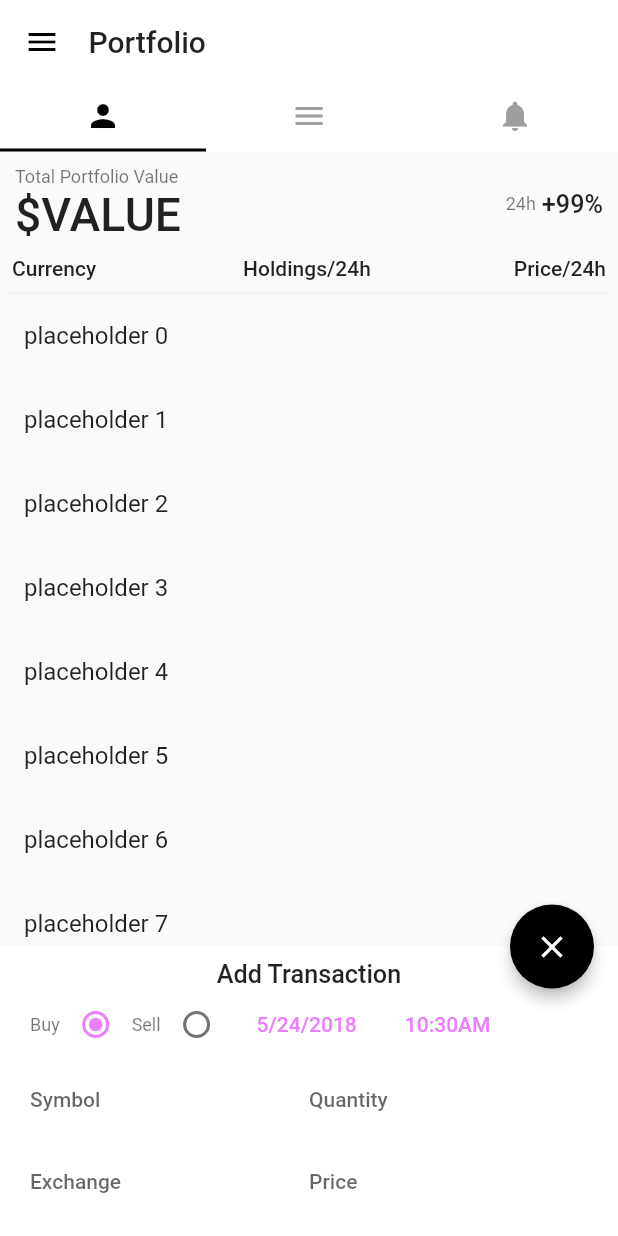
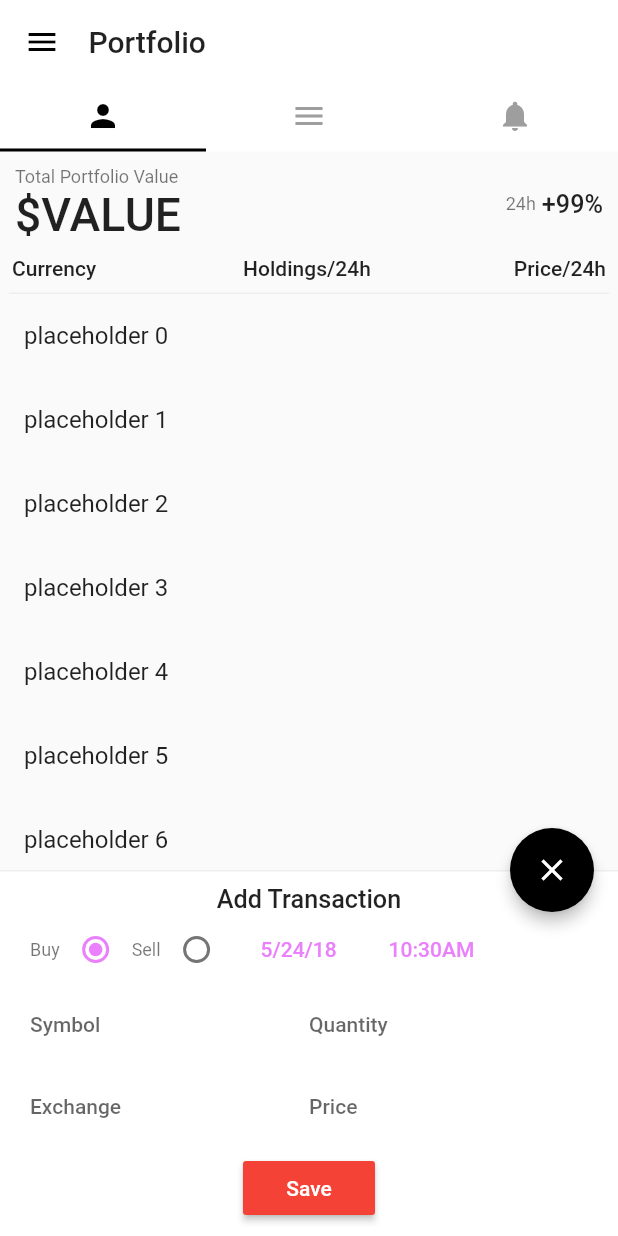
Before and after one commit to huzgrx/trace-flutter, a Flutter app: the screen it shows after launch, after a tap on the "add" icon, on a phone screen of 412 x 824 dp. Run offline on Flutter 3.47's test engine with Material 2 defaults, Android fonts, the phone set to English and light mode, and no system bars; our stand-ins replace shared_preferences; missing offline and left inert: flutter_sparkline; network calls fail.

Commit message:
transaction input handling

```diff
--- a/lib/market/coin_aggregate_stats.dart
+++ b/lib/market/coin_aggregate_stats.dart
@@ -98,7 +98,6 @@ class AggregateStats extends StatefulWidget {
 //      historyType: historyType,
 //      historyTotal: historyTotal,
       toSym: toSym,
-      showSparkline: showSparkline,
   );
 }
 
@@ -111,11 +110,9 @@ class AggregateStatsState extends State<AggregateStats> {
 //    this.historyType,
 //    this.historyTotal,
     this.toSym,
-    this.showSparkline,
   });
 
   Map snapshot;
-  bool showSparkline;
 
 //  int currentOHLCVWidthSetting;
 //
--- a/lib/portfolio_page.dart
+++ b/lib/portfolio_page.dart
@@ -2,6 +2,7 @@ import 'package:flutter/material.dart';
 import 'dart:io';
 import 'dart:async';
 import 'dart:convert';
+import 'package:http/http.dart' as http;
 import 'package:path_provider/path_provider.dart';
 
 class PortfolioFAB extends StatefulWidget {
@@ -58,9 +59,29 @@ class TransactionSheet extends StatefulWidget {
 }
 
 class TransactionSheetState extends State<TransactionSheet> {
+  TextEditingController _symbolController = new TextEditingController();
+  TextEditingController _priceController = new TextEditingController();
+  TextEditingController _quantityController = new TextEditingController();
+  TextEditingController _exchangeController = new TextEditingController();
+
   int radioValue = 0;
   DateTime pickedDate = new DateTime.now();
   TimeOfDay pickedTime = new TimeOfDay.now();
+  int epochDate;
+
+  List marketListData;
+  List symbolList;
+  Color symbolTextColor = Colors.red;
+  String symbol;
+
+  Color quantityTextColor = Colors.red;
+  num quantity;
+
+  Color priceTextColor = Colors.red;
+  num price;
+
+  List exchangesList;
+  String exchange = "CCCAGG";
 
   _handleRadioValueChange(int value) {
     setState(() {
@@ -79,6 +100,7 @@ class TransactionSheetState extends State<TransactionSheet> {
       setState(() {
         pickedDate = pick;
       });
+      _makeEpoch();
     }
   }
 
@@ -91,22 +113,132 @@ class TransactionSheetState extends State<TransactionSheet> {
       setState(() {
         pickedTime = pick;
       });
+      _makeEpoch();
     }
   }
 
+  _makeEpoch() {
+    epochDate = new DateTime(
+        pickedDate.year,
+        pickedDate.month,
+        pickedDate.day,
+        pickedTime.hour,
+        pickedTime.minute
+    ).millisecondsSinceEpoch;
+
+    print(epochDate.toString());
+
+  }
+
+  _checkValidSymbol(String inputSymbol) async {
+    if (marketListData == null) {
+      await _getMarketData();
+    }
+    if (symbolList == null) {
+      symbolList = [];
+      marketListData.forEach((value) => symbolList.add(value["symbol"]));
+    }
+
+    if (symbolList.contains(inputSymbol.toUpperCase())) {
+      symbol = inputSymbol.toUpperCase();
+      _getExchangeList();
+      setState(() {
+        symbolTextColor = Colors.green;
+      });
+    } else {
+      symbol = null;
+      exchangesList = null;
+      setState(() {
+        symbolTextColor = Colors.red;
+      });
+    }
+  }
+
+  _checkValidQuantity(String quantityString) {
+    try {
+      quantity = num.parse(quantityString);
+      setState(() {
+        quantityTextColor = Colors.green;
+      });
+    } catch (e) {
+      quantity = null;
+      setState(() {
+        quantityTextColor = Colors.red;
+      });
+    }
+  }
+
+  _checkValidPrice(String priceString) {
+    try {
+      price = num.parse(priceString);
+      setState(() {
+        priceTextColor = Colors.green;
+      });
+    } catch (e) {
+      price = null;
+      setState(() {
+        priceTextColor = Colors.red;
+      });
+    }
+  }
+
+  _handleSave() {
+
+  }
+
+  Future<Null> _getMarketData() async {
+    var response = await http.get(
+        Uri.encodeFull("https://api.coinmarketcap.com/v2/ticker"),
+        headers: {"Accept": "application/json"}
+    );
+
+    Map rawMarketListData = new JsonDecoder().convert(response.body)["data"];
+
+    marketListData = [];
+    rawMarketListData.forEach((key, value) => marketListData.add(value));
+
+    print(marketListData);
+  }
+
+  Future<Null> _getExchangeList() async {
+    var response = await http.get(
+        Uri.encodeFull("https://min-api.cryptocompare.com/data/top/exchanges?fsym="+symbol+"&tsym=USD&limit=100"),
+        headers: {"Accept": "application/json"}
+    );
+
+    List exchangeData = new JsonDecoder().convert(response.body)["Data"];
+
+    exchangesList = [];
+    exchangeData.forEach((value) => exchangesList.add(value["exchange"]));
+
+    print(exchangesList);
+  }
+
+  @override
+  void initState() {
+    super.initState();
+    _getMarketData();
+    _makeEpoch();
+  }
 
   @override
   Widget build(BuildContext context) {
     ThemeData overrideTheme = new ThemeData(
+      brightness: Theme.of(context).brightness,
       primaryColor: Theme.of(context).buttonColor,
       accentColor: Theme.of(context).accentColor,
       hintColor: Theme.of(context).hintColor,
-      unselectedWidgetColor: Theme.of(context).unselectedWidgetColor
+      unselectedWidgetColor: Theme.of(context).unselectedWidgetColor,
+      canvasColor: Theme.of(context).canvasColor,
+      cardColor: Theme.of(context).cardColor,
     );
 
     return new Container(
+        decoration: new BoxDecoration(
+          border: new Border(top: new BorderSide(color: Theme.of(context).dividerColor)),
+          color: Theme.of(context).primaryColor,
+        ),
         padding: const EdgeInsets.only(top: 8.0, bottom: 8.0, right: 20.0, left: 20.0),
-        color: Theme.of(context).primaryColor,
         child: new Theme(
             data: overrideTheme,
             child: new Column(
@@ -130,7 +262,7 @@ class TransactionSheetState extends State<TransactionSheet> {
                           onPressed: () => _selectDate(),
                           child: new Text(pickedDate.month.toString()
                               + "/" + pickedDate.day.toString()
-                              + "/" + pickedDate.year.toString()
+                              + "/" + pickedDate.year.toString().substring(2)
                           ),
                           textColor: Theme.of(context).accentColor,
                         ),
@@ -153,7 +285,9 @@ class TransactionSheetState extends State<TransactionSheet> {
                   children: <Widget>[
                     new Flexible(
                       child: new TextField(
-                        style: Theme.of(context).textTheme.body2.apply(color: Theme.of(context).accentColor),
+                        controller: _symbolController,
+                        onChanged: _checkValidSymbol,
+                        style: Theme.of(context).textTheme.body2.apply(color: symbolTextColor),
                         decoration: new InputDecoration(
                           labelText: "Symbol",
                           border: InputBorder.none,
@@ -163,7 +297,9 @@ class TransactionSheetState extends State<TransactionSheet> {
                     ),
                     new Flexible(
                         child: new TextField(
-                          style: Theme.of(context).textTheme.body2.apply(color: Theme.of(context).accentColor),
+                          controller: _quantityController,
+                          onChanged: _checkValidQuantity,
+                          style: Theme.of(context).textTheme.body2.apply(color: quantityTextColor),
                           keyboardType: TextInputType.number,
                           decoration: new InputDecoration(
                             border: InputBorder.none,
@@ -176,30 +312,73 @@ class TransactionSheetState extends State<TransactionSheet> {
                 ),
 //            new Padding(padding: const EdgeInsets.symmetric(vertical: 2.0)),
                 new Row(
+                  mainAxisAlignment: MainAxisAlignment.spaceBetween,
                   children: <Widget>[
                     new Flexible(
-                      child: new TextField(
-                        style: Theme.of(context).textTheme.body2.apply(color: Theme.of(context).accentColor),
-                        decoration: new InputDecoration(
-                          labelText: "Exchange",
-                          border: InputBorder.none,
-                          hintText: "Coinbase",
+                      child: new PopupMenuButton(
+                        itemBuilder: (BuildContext context) {
+                          List<PopupMenuEntry<dynamic>> options = [
+                            new PopupMenuItem(
+                              child: new Text("Aggregated"),
+                              value: "CCCAGG",
+                            ),
+                          ];
+                          if (exchangesList != null) {
+                            options.add(new PopupMenuDivider());
+                            exchangesList.forEach((exchange) => options.add(
+                                new PopupMenuItem(
+                                  child: new Text(exchange),
+                                  value: exchange,
+                                )
+                            ));
+                          }
+                          return options;
+                        },
+                        onSelected: (selected) {
+                          setState(() {
+                            exchange = selected;
+                            _exchangeController.text = selected;
+                          });
+                        },
+                        child: new TextField(
+                          enabled: false,
+                          controller: _exchangeController,
+                          style: Theme.of(context).textTheme.body2.apply(color: Colors.green),
+                          decoration: new InputDecoration(
+                            labelText: "Exchange",
+                            border: InputBorder.none,
+                            labelStyle: Theme.of(context).textTheme.body2.apply(color: Theme.of(context).hintColor)
+                          ),
                         ),
-                      ),
+                      )
                     ),
                     new Flexible(
                       child: new TextField(
-                        style: Theme.of(context).textTheme.body2.apply(color: Theme.of(context).accentColor),
+                        controller: _priceController,
+                        onChanged: _checkValidPrice,
+                        style: Theme.of(context).textTheme.body2.apply(color: priceTextColor),
                         keyboardType: TextInputType.number,
                         decoration: new InputDecoration(
                             labelText: "Price",
                             border: InputBorder.none,
                             hintText: "Enter Price in USD",
                             prefixText: "\$",
-                            prefixStyle: Theme.of(context).textTheme.body2.apply(color: Theme.of(context).accentColor)
+                            prefixStyle: Theme.of(context).textTheme.body2.apply(color: priceTextColor)
                         ),
                       ),
                     ),
+                  ],
+                ),
+                new Padding(padding: const EdgeInsets.symmetric(vertical: 1.0)),
+                new Row(
+                  mainAxisAlignment: MainAxisAlignment.center,
+                  children: <Widget>[
+                    new RaisedButton(
+                      onPressed: _handleSave,
+                      color: symbol != null && quantity != null && exchange != null && price != null ? Colors.green : Colors.red,
+                      textColor: Colors.white,
+                      child: new Text("Save"),
+                    )
                   ],
                 )
               ],
```
